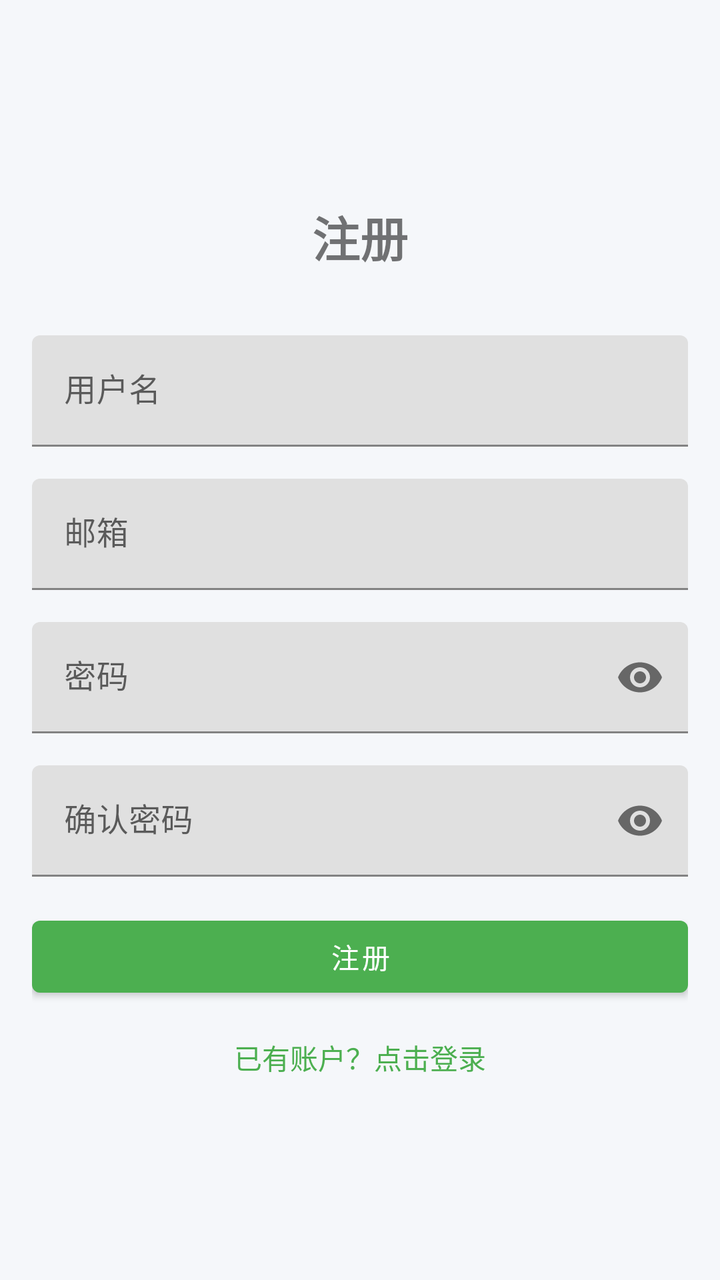
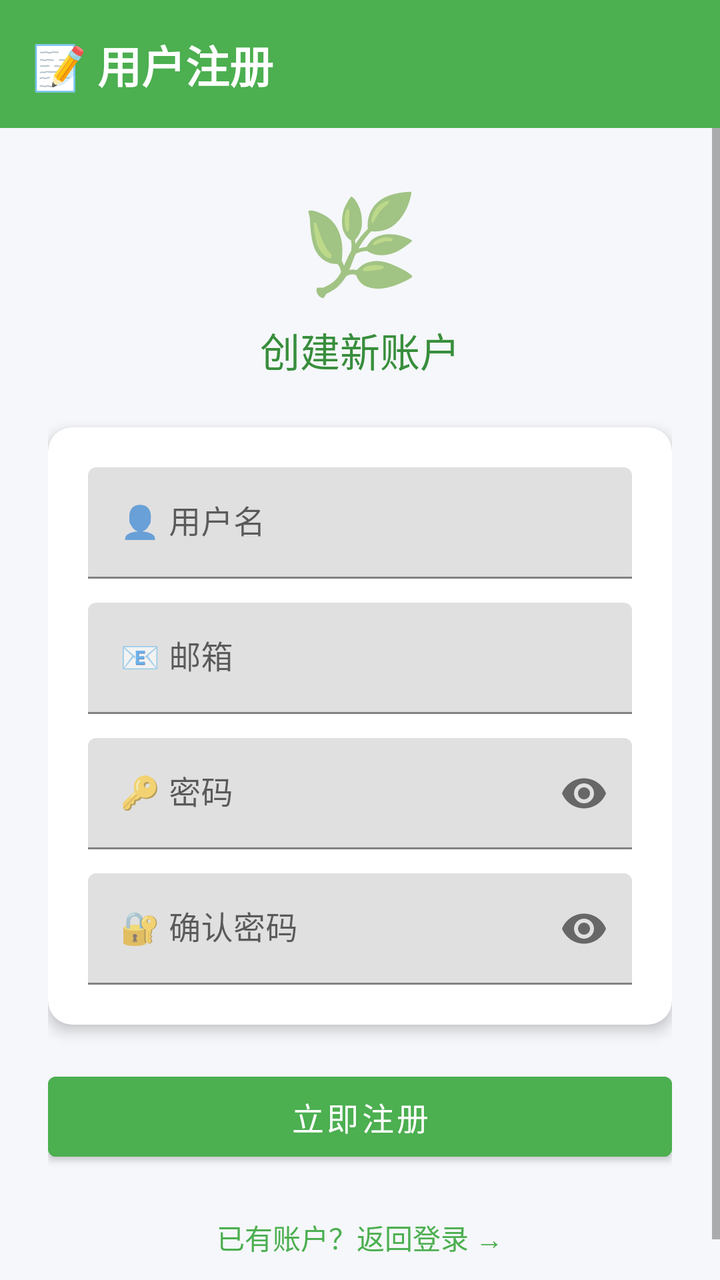

Screens rendered from an Android XML layout before and after an edit, with the pre-edit source and the edit as a unified diff.
<!-- AndroidManifest.xml: application theme Theme.Plantbutlerandroid -->
<!-- res/layout/activity_register.xml -->
<?xml version="1.0" encoding="utf-8"?>
<LinearLayout xmlns:android="http://schemas.android.com/apk/res/android"
    android:layout_width="match_parent"
    android:layout_height="match_parent"
    android:orientation="vertical"
    android:padding="16dp"
    android:gravity="center">

    <TextView
        android:layout_width="wrap_content"
        android:layout_height="wrap_content"
        android:text="注册"
        android:textSize="24sp"
        android:textStyle="bold"
        android:layout_marginBottom="32dp" />

    <com.google.android.material.textfield.TextInputLayout
        android:layout_width="match_parent"
        android:layout_height="wrap_content"
        android:layout_marginBottom="16dp">

        <com.google.android.material.textfield.TextInputEditText
            android:id="@+id/editTextRegUsername"
            android:layout_width="match_parent"
            android:layout_height="wrap_content"
            android:hint="用户名" />

    </com.google.android.material.textfield.TextInputLayout>

    <com.google.android.material.textfield.TextInputLayout
        android:layout_width="match_parent"
        android:layout_height="wrap_content"
        android:layout_marginBottom="16dp">

        <com.google.android.material.textfield.TextInputEditText
            android:id="@+id/editTextRegEmail"
            android:layout_width="match_parent"
            android:layout_height="wrap_content"
            android:hint="邮箱" />

    </com.google.android.material.textfield.TextInputLayout>

    <com.google.android.material.textfield.TextInputLayout
        android:layout_width="match_parent"
        android:layout_height="wrap_content"
        android:layout_marginBottom="16dp"
        xmlns:app="http://schemas.android.com/apk/res-auto"
        app:passwordToggleEnabled="true">

        <com.google.android.material.textfield.TextInputEditText
            android:id="@+id/editTextRegPassword"
            android:layout_width="match_parent"
            android:layout_height="wrap_content"
            android:hint="密码"
            android:inputType="textPassword" />

    </com.google.android.material.textfield.TextInputLayout>

    <com.google.android.material.textfield.TextInputLayout
        android:layout_width="match_parent"
        android:layout_height="wrap_content"
        android:layout_marginBottom="16dp"
        xmlns:app="http://schemas.android.com/apk/res-auto"
        app:passwordToggleEnabled="true">

        <com.google.android.material.textfield.TextInputEditText
            android:id="@+id/editTextConfirmPassword"
            android:layout_width="match_parent"
            android:layout_height="wrap_content"
            android:hint="确认密码"
            android:inputType="textPassword" />

    </com.google.android.material.textfield.TextInputLayout>

    <Button
        android:id="@+id/buttonRegister"
        android:layout_width="match_parent"
        android:layout_height="wrap_content"
        android:text="注册"
        android:layout_marginBottom="16dp" />

    <TextView
        android:id="@+id/textViewLogin"
        android:layout_width="wrap_content"
        android:layout_height="wrap_content"
        android:text="已有账户？点击登录"
        android:textColor="@color/primary_color"
        android:clickable="true"
        android:focusable="true" />

</LinearLayout>
<!-- resources referenced by this layout -->
<resources>
  <color name="primary_color">#4CAF50</color>
  <style name="Theme.Plantbutlerandroid" parent="Theme.MaterialComponents.DayNight.NoActionBar">
          
          <item name="colorPrimary">@color/primary_color</item>
          <item name="colorPrimaryVariant">@color/primary_dark</item>
          <item name="colorOnPrimary">@color/white</item>
          
          <item name="colorSecondary">@color/primary_light</item>
          <item name="colorSecondaryVariant">@color/primary_dark</item>
          <item name="colorOnSecondary">@color/black</item>
          
          <item name="android:statusBarColor">@color/primary_dark</item>
          
          <item name="colorAccent">@color/primary_color</item>
          
          <item name="android:windowBackground">@color/background_light</item>
      </style>
  <color name="primary_dark">#388E3C</color>
  <color name="white">#FFFFFFFF</color>
  <color name="primary_light">#C8E6C9</color>
  <color name="black">#FF000000</color>
  <color name="background_light">#F5F7FA</color>
</resources>

<!-- the commit's change to res/layout/activity_register.xml (unified diff, before → after) -->
@@ -1,91 +1,159 @@
 <?xml version="1.0" encoding="utf-8"?>
 <LinearLayout xmlns:android="http://schemas.android.com/apk/res/android"
+    xmlns:app="http://schemas.android.com/apk/res-auto"
     android:layout_width="match_parent"
     android:layout_height="match_parent"
     android:orientation="vertical"
-    android:padding="16dp"
-    android:gravity="center">
+    android:background="@color/background_light">
 
-    <TextView
-        android:layout_width="wrap_content"
-        android:layout_height="wrap_content"
-        android:text="注册"
-        android:textSize="24sp"
-        android:textStyle="bold"
-        android:layout_marginBottom="32dp" />
-
-    <com.google.android.material.textfield.TextInputLayout
+    
+    <LinearLayout
         android:layout_width="match_parent"
         android:layout_height="wrap_content"
-        android:layout_marginBottom="16dp">
+        android:orientation="horizontal"
+        android:gravity="center_vertical"
+        android:background="@color/primary_color"
+        android:padding="16dp">
 
-        <com.google.android.material.textfield.TextInputEditText
-            android:id="@+id/editTextRegUsername"
+        <TextView
+            android:layout_width="wrap_content"
+            android:layout_height="wrap_content"
+            android:text="📝 用户注册"
+            android:textSize="22sp"
+            android:textStyle="bold"
+            android:textColor="#FFFFFF" />
+    </LinearLayout>
+
+    
+    <ScrollView
+        android:layout_width="match_parent"
+        android:layout_height="match_parent">
+
+        <LinearLayout
             android:layout_width="match_parent"
             android:layout_height="wrap_content"
-            android:hint="用户名" />
+            android:orientation="vertical"
+            android:padding="24dp"
+            android:gravity="center_horizontal">
 
-    </com.google.android.material.textfield.TextInputLayout>
+            
+            <TextView
+                android:layout_width="wrap_content"
+                android:layout_height="wrap_content"
+                android:text="🌿"
+                android:textSize="48sp"
+                android:layout_marginBottom="8dp" />
 
-    <com.google.android.material.textfield.TextInputLayout
-        android:layout_width="match_parent"
-        android:layout_height="wrap_content"
-        android:layout_marginBottom="16dp">
+            <TextView
+                android:layout_width="wrap_content"
+                android:layout_height="wrap_content"
+                android:text="创建新账户"
+                android:textSize="20sp"
+                android:textColor="@color/primary_dark"
+                android:layout_marginBottom="24dp" />
 
-        <com.google.android.material.textfield.TextInputEditText
-            android:id="@+id/editTextRegEmail"
-            android:layout_width="match_parent"
-            android:layout_height="wrap_content"
-            android:hint="邮箱" />
+            
+            <androidx.cardview.widget.CardView
+                android:layout_width="match_parent"
+                android:layout_height="wrap_content"
+                app:cardCornerRadius="12dp"
+                app:cardElevation="4dp"
+                android:layout_marginBottom="20dp">
 
-    </com.google.android.material.textfield.TextInputLayout>
+                <LinearLayout
+                    android:layout_width="match_parent"
+                    android:layout_height="wrap_content"
+                    android:orientation="vertical"
+                    android:padding="20dp">
 
-    <com.google.android.material.textfield.TextInputLayout
-        android:layout_width="match_parent"
-        android:layout_height="wrap_content"
-        android:layout_marginBottom="16dp"
-        xmlns:app="http://schemas.android.com/apk/res-auto"
-        app:passwordToggleEnabled="true">
+                    <com.google.android.material.textfield.TextInputLayout
+                        android:layout_width="match_parent"
+                        android:layout_height="wrap_content"
+                        android:hint="👤 用户名"
+                        android:layout_marginBottom="12dp"
+                        app:boxStrokeColor="@color/primary_color"
+                        app:hintTextColor="@color/primary_color">
 
-        <com.google.android.material.textfield.TextInputEditText
-            android:id="@+id/editTextRegPassword"
-            android:layout_width="match_parent"
-            android:layout_height="wrap_content"
-            android:hint="密码"
-            android:inputType="textPassword" />
+                        <com.google.android.material.textfield.TextInputEditText
+                            android:id="@+id/editTextRegUsername"
+                            android:layout_width="match_parent"
+                            android:layout_height="wrap_content" />
 
-    </com.google.android.material.textfield.TextInputLayout>
+                    </com.google.android.material.textfield.TextInputLayout>
 
-    <com.google.android.material.textfield.TextInputLayout
-        android:layout_width="match_parent"
-        android:layout_height="wrap_content"
-        android:layout_marginBottom="16dp"
-        xmlns:app="http://schemas.android.com/apk/res-auto"
-        app:passwordToggleEnabled="true">
+                    <com.google.android.material.textfield.TextInputLayout
+                        android:layout_width="match_parent"
+                        android:layout_height="wrap_content"
+                        android:hint="📧 邮箱"
+                        android:layout_marginBottom="12dp"
+                        app:boxStrokeColor="@color/primary_color"
+                        app:hintTextColor="@color/primary_color">
 
-        <com.google.android.material.textfield.TextInputEditText
-            android:id="@+id/editTextConfirmPassword"
-            android:layout_width="match_parent"
-            android:layout_height="wrap_content"
-            android:hint="确认密码"
-            android:inputType="textPassword" />
+                        <com.google.android.material.textfield.TextInputEditText
+                            android:id="@+id/editTextRegEmail"
+                            android:layout_width="match_parent"
+                            android:layout_height="wrap_content"
+                            android:inputType="textEmailAddress" />
 
-    </com.google.android.material.textfield.TextInputLayout>
+                    </com.google.android.material.textfield.TextInputLayout>
 
-    <Button
-        android:id="@+id/buttonRegister"
-        android:layout_width="match_parent"
-        android:layout_height="wrap_content"
-        android:text="注册"
-        android:layout_marginBottom="16dp" />
+                    <com.google.android.material.textfield.TextInputLayout
+                        android:layout_width="match_parent"
+                        android:layout_height="wrap_content"
+                        android:hint="🔑 密码"
+                        android:layout_marginBottom="12dp"
+                        app:passwordToggleEnabled="true"
+                        app:boxStrokeColor="@color/primary_color"
+                        app:hintTextColor="@color/primary_color">
 
-    <TextView
-        android:id="@+id/textViewLogin"
-        android:layout_width="wrap_content"
-        android:layout_height="wrap_content"
-        android:text="已有账户？点击登录"
-        android:textColor="@color/primary_color"
-        android:clickable="true"
-        android:focusable="true" />
+                        <com.google.android.material.textfield.TextInputEditText
+                            android:id="@+id/editTextRegPassword"
+                            android:layout_width="match_parent"
+                            android:layout_height="wrap_content"
+                            android:inputType="textPassword" />
+
+                    </com.google.android.material.textfield.TextInputLayout>
+
+                    <com.google.android.material.textfield.TextInputLayout
+                        android:layout_width="match_parent"
+                        android:layout_height="wrap_content"
+                        android:hint="🔐 确认密码"
+                        app:passwordToggleEnabled="true"
+                        app:boxStrokeColor="@color/primary_color"
+                        app:hintTextColor="@color/primary_color">
+
+                        <com.google.android.material.textfield.TextInputEditText
+                            android:id="@+id/editTextConfirmPassword"
+                            android:layout_width="match_parent"
+                            android:layout_height="wrap_content"
+                            android:inputType="textPassword" />
+
+                    </com.google.android.material.textfield.TextInputLayout>
+
+                </LinearLayout>
+            </androidx.cardview.widget.CardView>
+
+            <Button
+                android:id="@+id/buttonRegister"
+                android:layout_width="match_parent"
+                android:layout_height="52dp"
+                android:text="立即注册"
+                android:textSize="16sp"
+                android:backgroundTint="@color/primary_color"
+                android:layout_marginBottom="16dp" />
+
+            <TextView
+                android:id="@+id/textViewLogin"
+                android:layout_width="wrap_content"
+                android:layout_height="wrap_content"
+                android:text="已有账户？返回登录 →"
+                android:textColor="@color/primary_color"
+                android:textSize="14sp"
+                android:clickable="true"
+                android:focusable="true"
+                android:padding="8dp" />
+
+        </LinearLayout>
+    </ScrollView>
 
 </LinearLayout>
